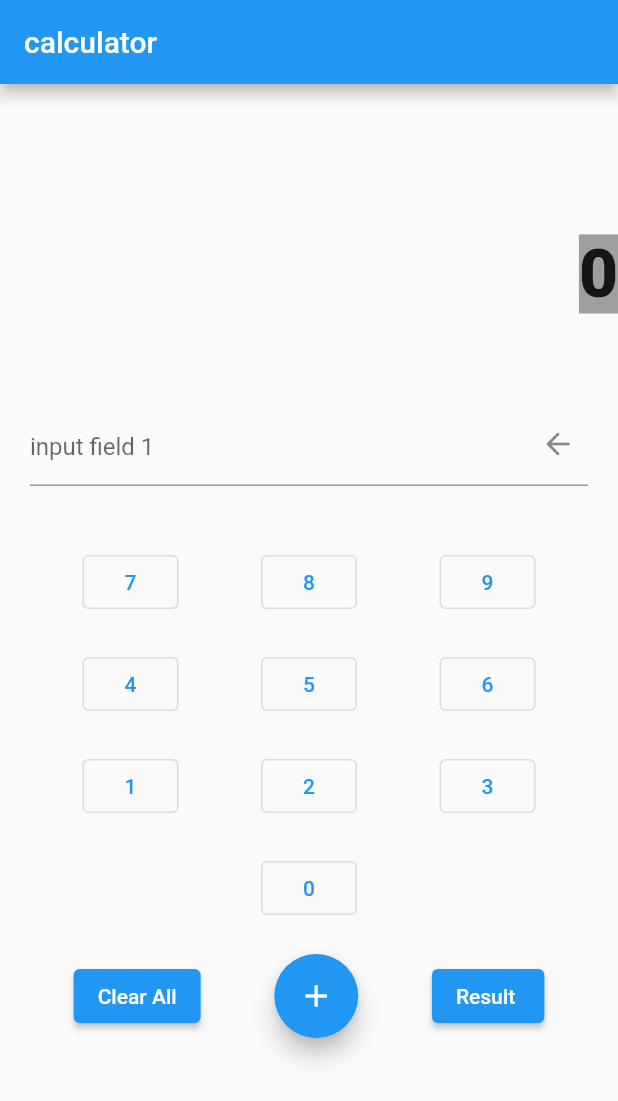
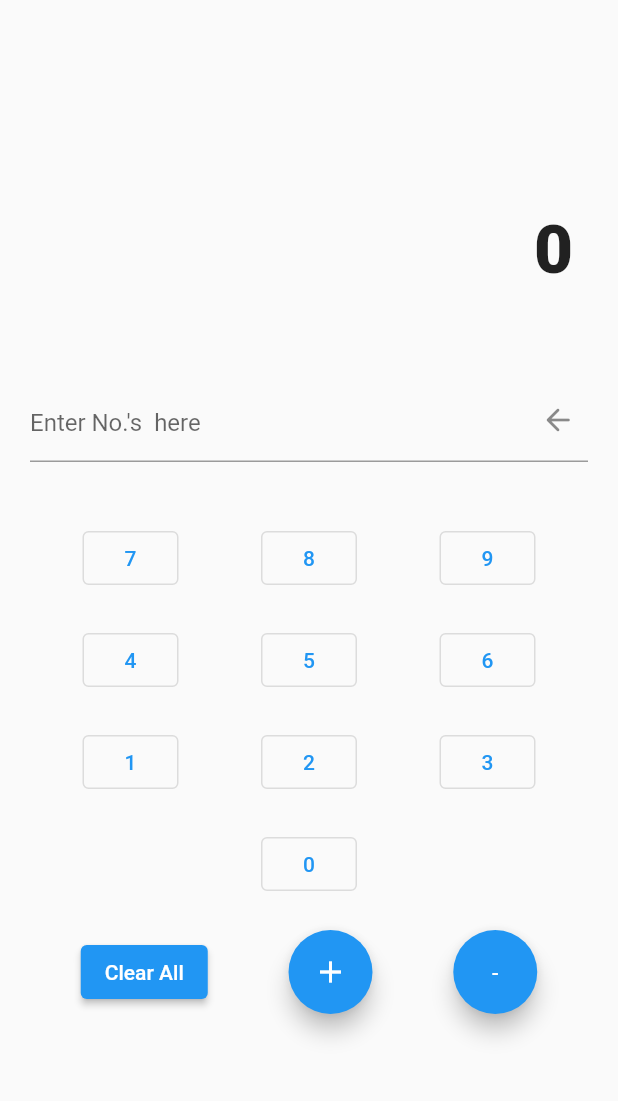
Before and after one commit to MegaDhakse2/calculator, a Flutter app: the screen it shows after launch, after a tap on the "add" icon, on a phone screen of 412 x 824 dp. Shown: the top 1101 px of the screen. Run offline on Flutter 3.47's test engine with Material 2 defaults, Android fonts, the phone set to English and light mode, and no system bars.

Commit message:
Updated some functionalities.
Like reduced to a single input field, removed result button and we can get answer after clicking the operation button itself etc..,

```diff
--- a/lib/main.dart
+++ b/lib/main.dart
@@ -1,9 +1,7 @@
 import 'package:flutter/material.dart';
 import 'package:flutter/services.dart';
 
-
-void main()
-{
+void main() {
   runApp(const Calculator());
 }
 
@@ -18,6 +16,7 @@ class Calculator extends StatelessWidget {
     );
   }
 }
+
 class Calci extends StatefulWidget {
   const Calci({Key? key}) : super(key: key);
 
@@ -26,74 +25,69 @@ class Calci extends StatefulWidget {
 }
 
 class _CalciState extends State<Calci> {
+  final inputControll1 = TextEditingController();
 
-  final inputControll1=TextEditingController();
-  final inputControll2=TextEditingController();
-  List<int> input=[];
-  int finall= 0;
-  List<int> list =[];
-   String dum = '';
+  String? pendingOperation;
+  String? previousValue;
+  int? resultValue;
+  bool pressed = false;
 
-  void lists(){
-    int val = int.parse(inputControll1.text);
-    list.add(val);
-    input=list;
-    // print('${list}');
-    for(var i=0; i<list.length;i++)
-      {
-        print(list.join(' + '));
-        // print(list.toString()
-        // .replaceAll(',', ' +')
-        // .replaceAll('[', '')
-        // .replaceAll(']', '')
-        // )
+  int totalValue = 0;
+  List<int> inputList = [];
+
+  void onNumberPress(String numberString) {
+    setState(() {
+      if (pressed == true) {
+        inputControll1.text = '';
+        pressed = false;
+      }
+      inputControll1.text = '${inputControll1.text}$numberString';
+    });
   }
 
-  }
-    void result(){
-      var sum = 0;
-      for(var i=0; i<list.length; i++){
-        sum=sum-list[i];
-      }
-      finall=sum;
-      print(sum);
+  void onOperationPress(String currentOperation) {
+
+    pressed = true;
+
+    if (pendingOperation == null) {
+      pendingOperation = currentOperation;
+      previousValue = inputControll1.text;
+    } else {
+      if (pendingOperation == "add") {
+        resultValue =
+            int.parse(previousValue ?? "") + int.parse(inputControll1.text);
+        print("result: $resultValue");
+      } else if (pendingOperation == "minus") {
+        resultValue =
+            int.parse(previousValue ?? "") - int.parse(inputControll1.text);
+      } else if (pendingOperation == "multiply") {
+        resultValue =
+            int.parse(previousValue ?? "") * int.parse(inputControll1.text);
+      } else if (pendingOperation == "devide") {
+        resultValue =
+            int.parse(previousValue ?? "") ~/ int.parse(inputControll1.text);
       }
 
-     void clearAll(){
-    list=[];
-    print(list);
+      previousValue = "$resultValue";
+      pendingOperation = currentOperation;
+
+      inputControll1.text = previousValue??"";
     }
-     void clear(){
-      dum = inputControll1.text;
-      dum = dum.substring(0,dum.length-1);
-      inputControll1.text=dum;
-
-      print(dum);
   }
 
+  void clearAll() {
+    inputList.clear();
+    previousValue = '';
+    pendingOperation = null;
 
-
-  int sum(){
-    int num1 = int.parse(inputControll1.text);
-    inputControll1.text='';
-
-    return 0;
+    print(inputList);
   }
 
-  int sub(){
-    int num1=int.parse(inputControll1.text);
-    int num2=int.parse(inputControll2.text);
-    return num1 - num2;
-  }
-  int mul(){
-    int num1=int.parse(inputControll1.text);
-    int num2=int.parse(inputControll2.text);
-    return num1 * num2;
-  }
-  int div(){
-    int num1=int.parse(inputControll1.text);
-    int num2=int.parse(inputControll2.text);
-    return (num1 ~/ num2).floor();
+  void clearLast() {
+    inputControll1.text =
+        inputControll1.text.substring(0, inputControll1.text.length - 1);
+
+    print(inputControll1.text);
   }
 
   @override
@@ -101,252 +95,203 @@ class _CalciState extends State<Calci> {
     return SafeArea(
       child: Scaffold(
         resizeToAvoidBottomInset: false,
-          appBar: AppBar(
-            title: const Text('calculator'),
-          ),
-          body:Column(
-            children:  [
+        body: Column(
+          children: [
             Container(
+              margin: const EdgeInsetsDirectional.all(20),
               alignment: Alignment.topRight,
               // width:150 ,
               height: 100,
-                child: Text(input.join(' + '),
+              child: SingleChildScrollView(
+                child: Text(
+                  inputList.join(' + '),
                   style: const TextStyle(
                     fontSize: 25,
                     fontWeight: FontWeight.bold,
                   ),
                 ),
-
-              ), Container(
+              ),
+            ),
+            Container(
+              margin: const EdgeInsetsDirectional.only(end: 30),
               alignment: Alignment.topRight,
               // width:150 ,
               height: 100,
-                child: Text(finall.toString(),
+              child: Text(
+                totalValue.toString(),
                 style: const TextStyle(
                   fontSize: 45,
                   fontWeight: FontWeight.w900,
-                    backgroundColor: Colors.grey,
-                ),),
-
                 ),
-
-
+              ),
+            ),
             Container(
               padding: const EdgeInsets.all(20),
               child: TextFormField(
                 controller: inputControll1,
                 keyboardType: TextInputType.none,
-                   // decoration: const InputDecoration(
-                   //   suffixIcon:Icon(Icons.arrow_back_rounded),
                 inputFormatters: [FilteringTextInputFormatter.digitsOnly],
-                  decoration:  InputDecoration(
-                    hintText: 'input field 1',
+                decoration: InputDecoration(
+                  hintText: "Enter No.'s  here",
                   suffixIcon: IconButton(
                     onPressed: () {
-                        clear();
+                      clearLast();
                     },
                     alignment: Alignment.topRight,
                     icon: const Icon(Icons.arrow_back_rounded),
                   ),
-
-                  ),
-                  // child: Text(input1.toString()),
                 ),
               ),
-
-              const SizedBox(height: 20,),
+            ),
+            const SizedBox(
+              height: 20,
+            ),
             Row(
               mainAxisAlignment: MainAxisAlignment.spaceEvenly,
               children: [
                 OutlinedButton(
                   onPressed: () {
-                    setState(() {
-                        // inputcontroll1.text='7' ;
-                        inputControll1.text = '${inputControll1.text}7' ;
-                    });
+                    onNumberPress('7');
                   },
                   child: const Text('7'),
                 ),
                 OutlinedButton(
                   onPressed: () {
-                    setState(() {
-                      inputControll1.text = '${inputControll1.text}8' ;
-                    });
+                    onNumberPress('8');
                   },
                   child: const Text('8'),
                 ),
                 OutlinedButton(
                   onPressed: () {
-                  setState(() {
-                    inputControll1.text= '${inputControll1.text}9';
-                  });
+                    onNumberPress('9');
                   },
                   child: const Text('9'),
                 ),
-                  // FloatingActionButton(
-                  //   onPressed: () {
-                  //     setState((){
-                  //       finall=mul();
-                  //     },
-                  //     );
-                  //   },
-                  //   tooltip: 'Multiply',
-                  //   child: const Text('X'),// child:Text(),
-                  // ),
               ],
             ),
-              const SizedBox(height: 20,),
-
+            const SizedBox(
+              height: 20,
+            ),
             Row(
               mainAxisAlignment: MainAxisAlignment.spaceEvenly,
-
               children: [
                 OutlinedButton(
                   onPressed: () {
-                      setState(() {
-                        inputControll1.text = '${inputControll1.text}4';
-                      });
+                    onNumberPress('4');
                   },
                   child: const Text('4'),
                 ),
                 OutlinedButton(
                   onPressed: () {
-                      setState(() {
-                        inputControll1.text = '${inputControll1.text}5';
-
-                      });
+                    onNumberPress('5');
                   },
                   child: const Text('5'),
                 ),
                 OutlinedButton(
                   onPressed: () {
-                      setState(() {
-                        inputControll1.text = '${inputControll1.text}6';
-
-                      });
+                    onNumberPress('6');
                   },
                   child: const Text('6'),
                 ),
-                  // FloatingActionButton(
-                  //   onPressed: () {
-                  //     setState((){
-                  //       finall=sub();
-                  //     },
-                  //     );
-                  //   },
-                  //   tooltip: 'Subtract',
-                  //   child: const Text('-'),// child:Text(),
-                  // ),
               ],
             ),
-              const SizedBox(height: 20,),
-
+            const SizedBox(
+              height: 20,
+            ),
             Row(
               mainAxisAlignment: MainAxisAlignment.spaceEvenly,
-
               children: [
                 OutlinedButton(
                   onPressed: () {
-                      setState(() {
-                        inputControll1.text = '${inputControll1.text}1';
-
-                      });
+                    onNumberPress('1');
                   },
                   child: const Text('1'),
                 ),
                 OutlinedButton(
                   onPressed: () {
-                      setState(() {
-                        inputControll1.text = '${inputControll1.text}2';
-
-                      });
+                    onNumberPress('2');
                   },
                   child: const Text('2'),
-                  ),OutlinedButton(
+                ),
+                OutlinedButton(
                   onPressed: () {
-                      setState(() {
-                        inputControll1.text = '${inputControll1.text}3';
-
-                      });
+                    onNumberPress('3');
                   },
                   child: const Text('3'),
                 ),
-
               ],
             ),
-              const SizedBox(height: 20,),
-
+            const SizedBox(
+              height: 20,
+            ),
             Row(
               mainAxisAlignment: MainAxisAlignment.spaceEvenly,
               children: [
                 OutlinedButton(
                   onPressed: () {
-                      setState(() {
-                        inputControll1.text = '${inputControll1.text}0';
-
-                      });
+                    onNumberPress('0');
                   },
                   child: const Text('0'),
                 ),
               ],
             ),
-                  const SizedBox(height: 20,),
+            const SizedBox(
+              height: 20,
+            ),
             Row(
               mainAxisAlignment: MainAxisAlignment.spaceEvenly,
               children: [
                 ElevatedButton(
                   onPressed: () {
-                      setState((){
-                        finall=0;
-                        inputControll1.text='';
+                    setState(
+                      () {
+                        totalValue = 0;
+                        inputControll1.text = '';
                         clearAll();
-                        input=[];
+                        inputList.clear();
                       },
                     );
                   },
-                    child: const Text('Clear All'),// child:Text(),
+                  child: const Text('Clear All'),
                 ),
                 FloatingActionButton(
                   onPressed: () {
-                      setState((){
+                    setState(
+                      () {
                         // finall=sum();
-                        lists();
-                        inputControll1.text = '';
-
+                        onOperationPress("add");
                       },
                     );
                   },
                   tooltip: 'Add',
-                    child: const Icon(Icons.add),// child:Text(),
+                  child: const Icon(Icons.add),
                 ),
-                  // FloatingActionButton(
-                  //   onPressed: () {
-                  //     setState((){
-                  //       finall=div();
-                  //     },
-                  //     );
-                  //   },
-                  //   tooltip: 'Divide',
-                  //   child: const Text('/'),// child:Text(),
-                  // ),
-                  ElevatedButton(
+                FloatingActionButton(
                   onPressed: () {
-                      setState((){
-                          result();
+                    setState(
+                      () {
+                        onOperationPress("minus");
                       },
                     );
                   },
-                    child: const Text('Result '),// child:Text(),
+                  tooltip: 'minus',
+                  child: const Text('-'),
                 ),
+                // ElevatedButton(
+                //   onPressed: () {
+                //     setState(
+                //       () {
+                //         resultAdd();
+                //       },
+                //     );
+                //   },
+                //   child: const Text('Result '),
+                // ),
               ],
             ),
-
           ],
         ),
       ),
     );
   }
-
-
-
 }
```
Lines whose indentation alone changed are shown as unchanged.
